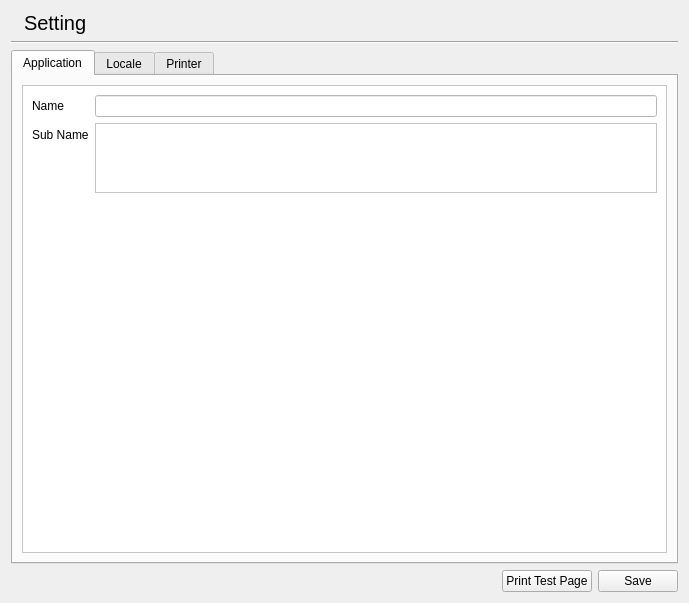
Old version of the form libgui/setting/settingwidget.ui in the repository apinprastya/sultan.
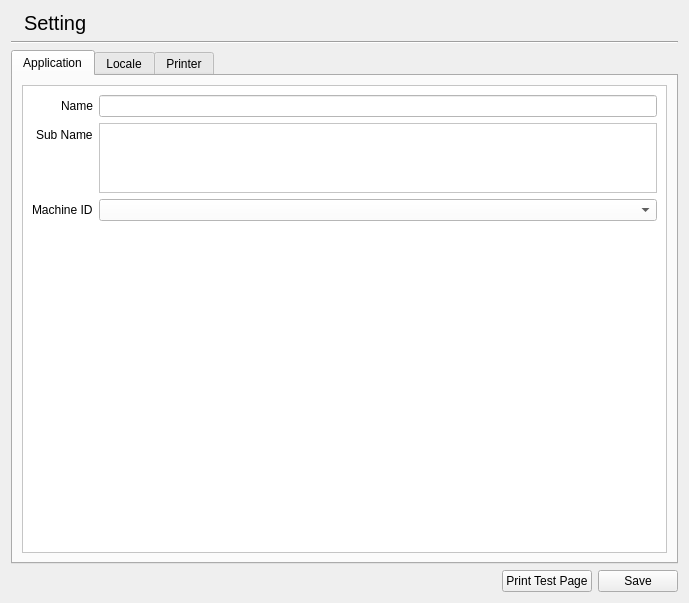
New version of the form. The open tabs and pages were chosen to show the change. Icons and pictures are not drawn.

Commit message: adding machine id at setting

What changed in the file:
```diff
--- a/libgui/setting/settingwidget.ui
+++ b/libgui/setting/settingwidget.ui
@@ -84,6 +84,9 @@
           <layout class="QVBoxLayout" name="verticalLayout_11">
            <item>
             <layout class="QFormLayout" name="formLayout_5">
+             <property name="labelAlignment">
+              <set>Qt::AlignRight|Qt::AlignTrailing|Qt::AlignVCenter</set>
+             </property>
              <item row="0" column="0">
               <widget class="QLabel" name="label_16">
                <property name="text">
@@ -117,6 +120,16 @@
                </property>
               </widget>
              </item>
+             <item row="2" column="0">
+              <widget class="QLabel" name="label_22">
+               <property name="text">
+                <string>Machine ID</string>
+               </property>
+              </widget>
+             </item>
+             <item row="2" column="1">
+              <widget class="QComboBox" name="comboMachine"/>
+             </item>
             </layout>
            </item>
           </layout>
```
Left out of the diff: 3 changed lines with no effect on the pictures. The commit also changes 12 other files.
